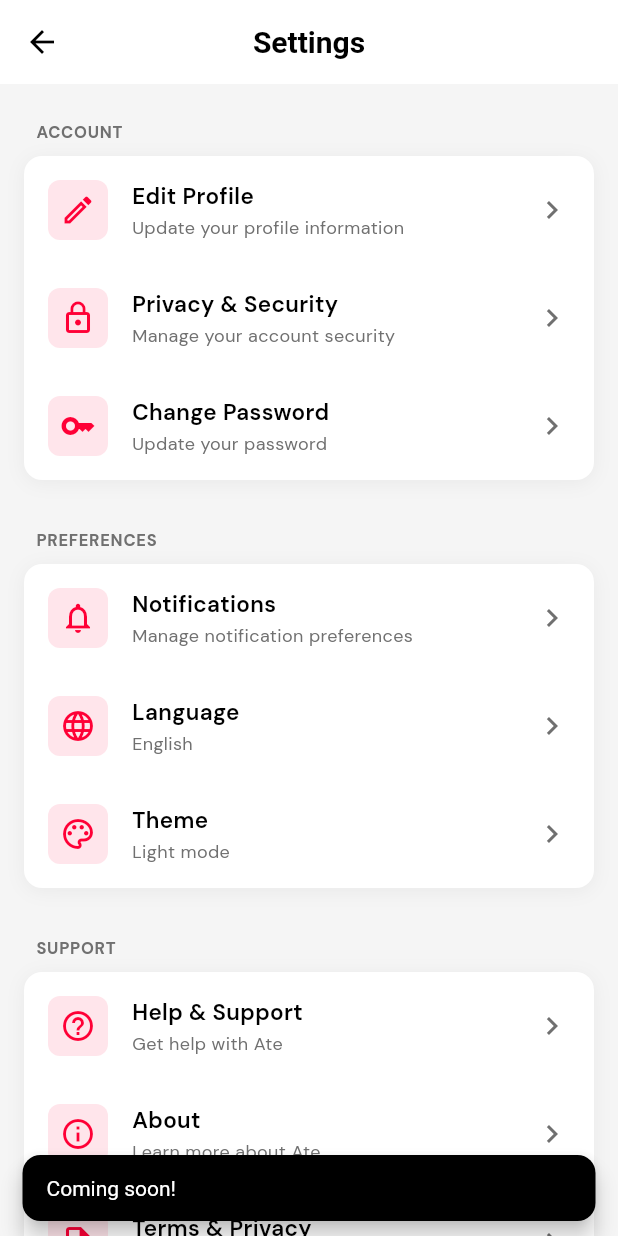
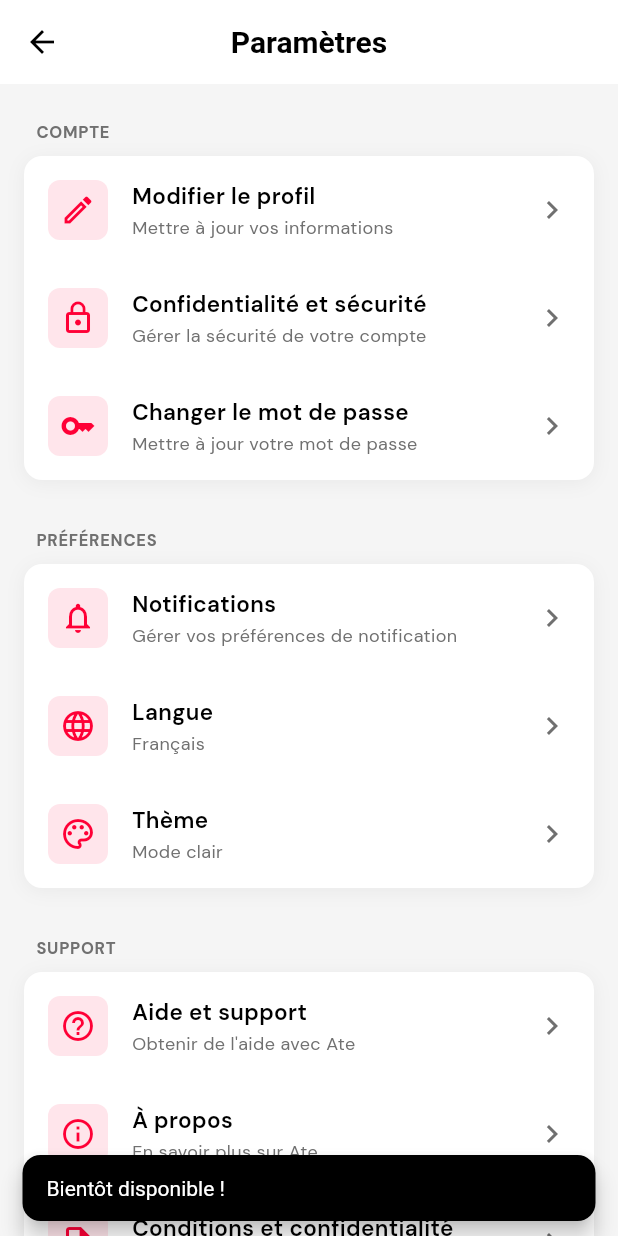
Before and after one commit to Ashreeef/ate_app, a Flutter app: the SettingsScreen screen opened directly, after a tap on "Notifications", on a phone screen of 412 x 824 dp. Run offline on Flutter 3.47's test engine with Material 3 defaults, Android fonts, the light colour scheme and no system bars; our stand-ins replace flutter_svg, google_fonts, image_picker; network calls fail.

Commit message:
Translate UI text to French across screens

```diff
--- a/lib/screens/home/navigation_shell.dart
+++ b/lib/screens/home/navigation_shell.dart
@@ -55,7 +55,7 @@ class _NavigationShellState extends State<NavigationShell> {
                   state.navigateToNextStep();
                 }
               },
-              child: Text('Next', style: AppTextStyles.link),
+              child: Text('Suivant', style: AppTextStyles.link),
             ),
           ],
         );
--- a/lib/screens/profile/edit_profile_screen.dart
+++ b/lib/screens/profile/edit_profile_screen.dart
@@ -33,7 +33,7 @@ class _EditProfileScreenState extends State<EditProfileScreen> {
   void _saveProfile() {
     ScaffoldMessenger.of(context).showSnackBar(
       SnackBar(
-        content: Text('Profile updated successfully'),
+        content: Text('Profil mis à jour avec succès'),
         behavior: SnackBarBehavior.floating,
         backgroundColor: AppColors.success,
       ),
@@ -95,7 +95,7 @@ class _EditProfileScreenState extends State<EditProfileScreen> {
         ),
         centerTitle: true,
         title: Text(
-          'Edit Profile',
+          'Modifier le profil',
           style: AppTextStyles.heading3.copyWith(fontWeight: FontWeight.w600),
         ),
         actions: [
@@ -103,7 +103,7 @@ class _EditProfileScreenState extends State<EditProfileScreen> {
             onPressed: _saveProfile,
             icon: Icon(Icons.check, size: 20),
             label: Text(
-              'Save',
+              'Enregistrer',
               style: AppTextStyles.bodyMedium.copyWith(
                 fontWeight: FontWeight.w600,
               ),
@@ -142,7 +142,9 @@ class _EditProfileScreenState extends State<EditProfileScreen> {
                           // TODO: Implement image picker
                           ScaffoldMessenger.of(context).showSnackBar(
                             SnackBar(
-                              content: Text('Image picker coming soon!'),
+                              content: Text(
+                                'Sélecteur d\'image bientôt disponible !',
+                              ),
                             ),
                           );
                         },
@@ -182,13 +184,13 @@ class _EditProfileScreenState extends State<EditProfileScreen> {
                 crossAxisAlignment: CrossAxisAlignment.start,
                 children: [
                   _buildTextField(
-                    label: 'Full Name',
+                    label: 'Nom complet',
                     controller: _fullNameController,
                     icon: Icons.person_outline,
                   ),
                   SizedBox(height: AppSpacing.lg),
                   _buildTextField(
-                    label: 'Username',
+                    label: 'Nom d\'utilisateur',
                     controller: _usernameController,
                     icon: Icons.alternate_email,
                   ),
@@ -201,7 +203,7 @@ class _EditProfileScreenState extends State<EditProfileScreen> {
                   ),
                   SizedBox(height: AppSpacing.lg),
                   _buildTextField(
-                    label: 'Phone',
+                    label: 'Téléphone',
                     controller: _phoneController,
                     icon: Icons.phone_outlined,
                     keyboardType: TextInputType.phone,
--- a/lib/screens/profile/my_profile_screen.dart
+++ b/lib/screens/profile/my_profile_screen.dart
@@ -85,7 +85,7 @@ class MyProfileScreen extends StatelessWidget {
             children: [
               ListTile(
                 leading: Icon(Icons.settings_outlined),
-                title: Text('Settings', style: AppTextStyles.bodyMedium),
+                title: Text('Paramètres', style: AppTextStyles.bodyMedium),
                 onTap: () {
                   Navigator.pop(context);
                   Navigator.push(
@@ -96,7 +96,10 @@ class MyProfileScreen extends StatelessWidget {
               ),
               ListTile(
                 leading: Icon(Icons.edit_outlined),
-                title: Text('Edit Profile', style: AppTextStyles.bodyMedium),
+                title: Text(
+                  'Modifier le profil',
+                  style: AppTextStyles.bodyMedium,
+                ),
                 onTap: () {
                   Navigator.pop(context);
                   Navigator.push(
@@ -109,12 +112,17 @@ class MyProfileScreen extends StatelessWidget {
               ),
               ListTile(
                 leading: Icon(Icons.share_outlined),
-                title: Text('Share Profile', style: AppTextStyles.bodyMedium),
+                title: Text(
+                  'Partager le profil',
+                  style: AppTextStyles.bodyMedium,
+                ),
                 onTap: () {
                   Navigator.pop(context);
                   ScaffoldMessenger.of(context).showSnackBar(
                     SnackBar(
-                      content: Text('Share feature coming soon!'),
+                      content: Text(
+                        'Fonctionnalité de partage bientôt disponible !',
+                      ),
                       behavior: SnackBarBehavior.floating,
                     ),
                   );
--- a/lib/screens/settings/settings_screen.dart
+++ b/lib/screens/settings/settings_screen.dart
@@ -18,7 +18,7 @@ class SettingsScreen extends StatelessWidget {
         ),
         centerTitle: true,
         title: Text(
-          'Settings',
+          'Paramètres',
           style: AppTextStyles.heading3.copyWith(fontWeight: FontWeight.w600),
         ),
       ),
@@ -29,12 +29,12 @@ class SettingsScreen extends StatelessWidget {
             SizedBox(height: AppSpacing.md),
 
             // Account Section
-            _buildSectionHeader('Account'),
+            _buildSectionHeader('Compte'),
             _buildSettingsGroup([
               _buildSettingsTile(
                 icon: Icons.edit_outlined,
-                title: 'Edit Profile',
-                subtitle: 'Update your profile information',
+                title: 'Modifier le profil',
+                subtitle: 'Mettre à jour vos informations',
                 onTap: () {
                   Navigator.push(
                     context,
@@ -46,16 +46,16 @@ class SettingsScreen extends StatelessWidget {
               ),
               _buildSettingsTile(
                 icon: Icons.lock_outline,
-                title: 'Privacy & Security',
-                subtitle: 'Manage your account security',
+                title: 'Confidentialité et sécurité',
+                subtitle: 'Gérer la sécurité de votre compte',
                 onTap: () {
                   _showComingSoon(context);
                 },
               ),
               _buildSettingsTile(
                 icon: Icons.key_outlined,
-                title: 'Change Password',
-                subtitle: 'Update your password',
+                title: 'Changer le mot de passe',
+                subtitle: 'Mettre à jour votre mot de passe',
                 onTap: () {
                   _showChangePasswordDialog(context);
                 },
@@ -65,28 +65,28 @@ class SettingsScreen extends StatelessWidget {
             SizedBox(height: AppSpacing.lg),
 
             // Preferences Section
-            _buildSectionHeader('Preferences'),
+            _buildSectionHeader('Préférences'),
             _buildSettingsGroup([
               _buildSettingsTile(
                 icon: Icons.notifications_outlined,
                 title: 'Notifications',
-                subtitle: 'Manage notification preferences',
+                subtitle: 'Gérer vos préférences de notification',
                 onTap: () {
                   _showComingSoon(context);
                 },
               ),
               _buildSettingsTile(
                 icon: Icons.language_outlined,
-                title: 'Language',
-                subtitle: 'English',
+                title: 'Langue',
+                subtitle: 'Français',
                 onTap: () {
                   _showComingSoon(context);
                 },
               ),
               _buildSettingsTile(
                 icon: Icons.palette_outlined,
-                title: 'Theme',
-                subtitle: 'Light mode',
+                title: 'Thème',
+                subtitle: 'Mode clair',
                 onTap: () {
                   _showComingSoon(context);
                 },
@@ -100,24 +100,24 @@ class SettingsScreen extends StatelessWidget {
             _buildSettingsGroup([
               _buildSettingsTile(
                 icon: Icons.help_outline,
-                title: 'Help & Support',
-                subtitle: 'Get help with Ate',
+                title: 'Aide et support',
+                subtitle: 'Obtenir de l\'aide avec Ate',
                 onTap: () {
                   _showComingSoon(context);
                 },
               ),
               _buildSettingsTile(
                 icon: Icons.info_outline,
-                title: 'About',
-                subtitle: 'Learn more about Ate',
+                title: 'À propos',
+                subtitle: 'En savoir plus sur Ate',
                 onTap: () {
                   _showAboutDialog(context);
                 },
               ),
               _buildSettingsTile(
                 icon: Icons.description_outlined,
-                title: 'Terms & Privacy',
-                subtitle: 'Legal information',
+                title: 'Conditions et confidentialité',
+                subtitle: 'Informations légales',
                 onTap: () {
                   _showComingSoon(context);
                 },
@@ -127,12 +127,12 @@ class SettingsScreen extends StatelessWidget {
             SizedBox(height: AppSpacing.lg),
 
             // Danger Zone
-            _buildSectionHeader('Danger Zone'),
+            _buildSectionHeader('Zone de danger'),
             _buildSettingsGroup([
               _buildSettingsTile(
                 icon: Icons.logout,
-                title: 'Logout',
-                subtitle: 'Sign out of your account',
+                title: 'Déconnexion',
+                subtitle: 'Se déconnecter de votre compte',
                 onTap: () {
                   _showLogoutDialog(context);
                 },
@@ -141,8 +141,8 @@ class SettingsScreen extends StatelessWidget {
               ),
               _buildSettingsTile(
                 icon: Icons.delete_outline,
-                title: 'Delete Account',
-                subtitle: 'Permanently delete your account',
+                title: 'Supprimer le compte',
+                subtitle: 'Supprimer définitivement votre compte',
                 onTap: () {
                   _showDeleteAccountDialog(context);
                 },
@@ -269,7 +269,7 @@ class SettingsScreen extends StatelessWidget {
   void _showComingSoon(BuildContext context) {
     ScaffoldMessenger.of(context).showSnackBar(
       SnackBar(
-        content: Text('Coming soon!'),
+        content: Text('Bientôt disponible !'),
         behavior: SnackBarBehavior.floating,
       ),
     );
@@ -304,7 +304,7 @@ class SettingsScreen extends StatelessWidget {
             Text(AppConstants.appTagline, style: AppTextStyles.body),
             SizedBox(height: AppSpacing.md),
             Text(
-              '© 2025 Ate. All rights reserved.',
+              '© 2025 Ate. Tous droits réservés.',
               style: AppTextStyles.caption.copyWith(
                 color: AppColors.textMedium,
               ),
@@ -314,7 +314,7 @@ class SettingsScreen extends StatelessWidget {
         actions: [
           TextButton(
             onPressed: () => Navigator.pop(context),
-            child: Text('Close'),
+            child: Text('Fermer'),
           ),
         ],
       ),
@@ -325,23 +325,23 @@ class SettingsScreen extends StatelessWidget {
     showDialog(
       context: context,
       builder: (context) => AlertDialog(
-        title: Text('Logout'),
-        content: Text('Are you sure you want to logout?'),
+        title: Text('Déconnexion'),
+        content: Text('Êtes-vous sûr de vouloir vous déconnecter ?'),
         actions: [
           TextButton(
             onPressed: () => Navigator.pop(context),
-            child: Text('Cancel'),
+            child: Text('Annuler'),
           ),
           ElevatedButton(
             onPressed: () {
               Navigator.pop(context);
               // TODO: Implement logout
-              ScaffoldMessenger.of(context).showSnackBar(
-                SnackBar(content: Text('Logged out successfully')),
-              );
+              ScaffoldMessenger.of(
+                context,
+              ).showSnackBar(SnackBar(content: Text('Déconnexion réussie')));
             },
             style: ElevatedButton.styleFrom(backgroundColor: AppColors.error),
-            child: Text('Logout'),
+            child: Text('Déconnexion'),
           ),
         ],
       ),
@@ -356,17 +356,17 @@ class SettingsScreen extends StatelessWidget {
           children: [
             Icon(Icons.warning_amber_rounded, color: AppColors.error),
             SizedBox(width: AppSpacing.sm),
-            Text('Delete Account'),
+            Text('Supprimer le compte'),
           ],
         ),
         content: Text(
-          'This action cannot be undone. All your data will be permanently deleted.',
+          'Cette action est irréversible. Toutes vos données seront définitivement supprimées.',
           style: AppTextStyles.body,
         ),
         actions: [
           TextButton(
             onPressed: () => Navigator.pop(context),
-            child: Text('Cancel'),
+            child: Text('Annuler'),
           ),
           ElevatedButton(
             onPressed: () {
@@ -374,7 +374,7 @@ class SettingsScreen extends StatelessWidget {
               // TODO: Implement account deletion
             },
             style: ElevatedButton.styleFrom(backgroundColor: AppColors.error),
-            child: Text('Delete'),
+            child: Text('Supprimer'),
           ),
         ],
       ),
@@ -385,13 +385,13 @@ class SettingsScreen extends StatelessWidget {
     showDialog(
       context: context,
       builder: (context) => AlertDialog(
-        title: Text('Change Password'),
+        title: Text('Changer le mot de passe'),
         content: Column(
           mainAxisSize: MainAxisSize.min,
           children: [
             TextField(
               decoration: InputDecoration(
-                labelText: 'Current Password',
+                labelText: 'Mot de passe actuel',
                 prefixIcon: Icon(Icons.lock_outline),
               ),
               obscureText: true,
@@ -399,7 +399,7 @@ class SettingsScreen extends StatelessWidget {
             SizedBox(height: AppSpacing.md),
             TextField(
               decoration: InputDecoration(
-                labelText: 'New Password',
+                labelText: 'Nouveau mot de passe',
                 prefixIcon: Icon(Icons.lock_outline),
               ),
               obscureText: true,
@@ -407,7 +407,7 @@ class SettingsScreen extends StatelessWidget {
             SizedBox(height: AppSpacing.md),
             TextField(
               decoration: InputDecoration(
-                labelText: 'Confirm New Password',
+                labelText: 'Confirmer le nouveau mot de passe',
                 prefixIcon: Icon(Icons.lock_outline),
               ),
               obscureText: true,
@@ -417,16 +417,16 @@ class SettingsScreen extends StatelessWidget {
         actions: [
           TextButton(
             onPressed: () => Navigator.pop(context),
-            child: Text('Cancel'),
+            child: Text('Annuler'),
           ),
           ElevatedButton(
             onPressed: () {
               Navigator.pop(context);
               ScaffoldMessenger.of(context).showSnackBar(
-                SnackBar(content: Text('Password changed successfully')),
+                SnackBar(content: Text('Mot de passe modifié avec succès')),
               );
             },
-            child: Text('Change'),
+            child: Text('Modifier'),
           ),
         ],
       ),
```
Also changed, not shown: lib/screens/home/post_detail_screen.dart (+21 -45 lines).
